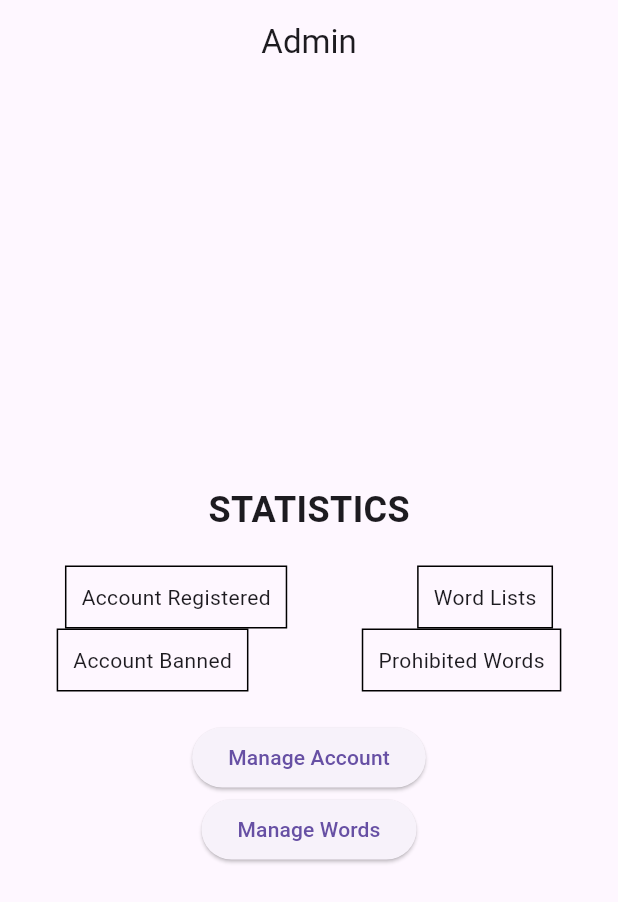
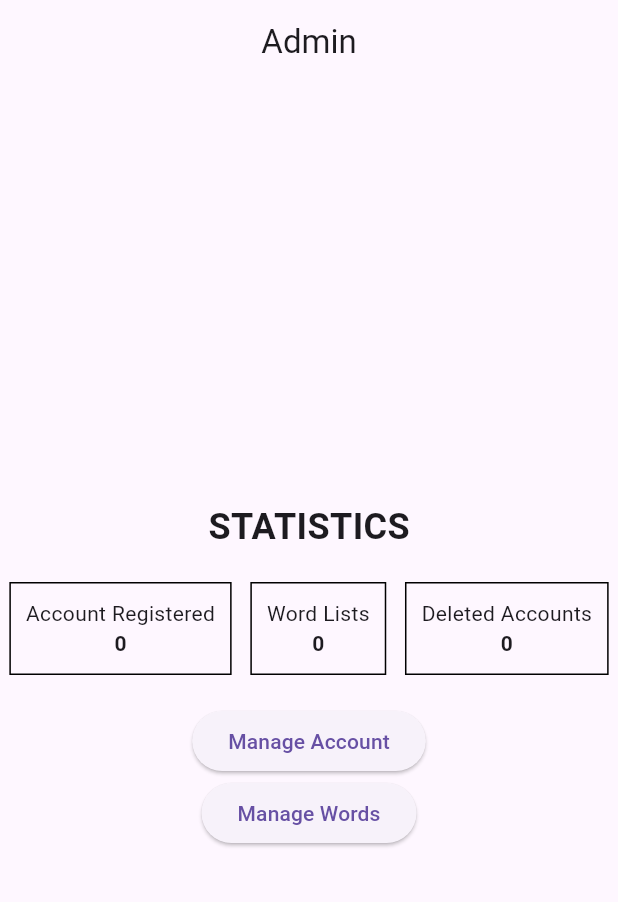
Before and after one commit to wennnn12/worldle_UAS_softdev, a Flutter app: the AdminPage screen opened directly, on a phone screen of 412 x 824 dp. Shown: the top 902 px of the screen. Run offline on Flutter 3.47's test engine with Material 3 defaults, Android fonts, the phone set to English and light mode, and no system bars; our stand-ins replace cloud_firestore, firebase_auth, firebase_core; accounts and stored records are empty.

Commit message:
update gradle, manage account and statistics and word list function with firebase

```diff
--- a/lib/admin/admin.dart
+++ b/lib/admin/admin.dart
@@ -1,4 +1,5 @@
 import 'package:flutter/material.dart';
+import 'package:cloud_firestore/cloud_firestore.dart';
 
 import 'manageaccount.dart';
 import 'wordlists.dart';
@@ -25,15 +26,36 @@ class AdminPage extends StatelessWidget {
             Row(
               mainAxisAlignment: MainAxisAlignment.spaceAround,
               children: [
-                DisplayBox(title: 'Account Registered'),
-                DisplayBox(title: 'Word Lists'),
-              ],
-            ),
-            Row(
-              mainAxisAlignment: MainAxisAlignment.spaceAround,
-              children: [
-                DisplayBox(title: 'Account Banned'),
-                DisplayBox(title: 'Prohibited Words'),
+                StreamBuilder<QuerySnapshot>(
+                  stream: FirebaseFirestore.instance.collection('users').snapshots(),
+                  builder: (context, snapshot) {
+                    if (!snapshot.hasData) {
+                      return DisplayBox(title: 'Account Registered', value: 'Loading...');
+                    }
+                    int registeredCount = snapshot.data!.docs.length;
+                    return DisplayBox(title: 'Account Registered', value: registeredCount.toString());
+                  },
+                ),
+                StreamBuilder<QuerySnapshot>(
+                  stream: FirebaseFirestore.instance.collection('Wordlists').snapshots(),
+                  builder: (context, snapshot) {
+                    if (!snapshot.hasData) {
+                      return DisplayBox(title: 'Word Lists', value: 'Loading...');
+                    }
+                    int wordListsCount = snapshot.data!.docs.length;
+                    return DisplayBox(title: 'Word Lists', value: wordListsCount.toString());
+                  },
+                ),
+                StreamBuilder<QuerySnapshot>(
+                  stream: FirebaseFirestore.instance.collection('deleted_accounts').snapshots(),
+                  builder: (context, snapshot) {
+                    if (!snapshot.hasData) {
+                      return DisplayBox(title: 'Deleted Accounts', value: 'Loading...');
+                    }
+                    int deletedCount = snapshot.data!.docs.length;
+                    return DisplayBox(title: 'Deleted Accounts', value: deletedCount.toString());
+                  },
+                ),
               ],
             ),
             SizedBox(height: 20),
@@ -64,8 +86,9 @@ class AdminPage extends StatelessWidget {
 
 class DisplayBox extends StatelessWidget {
   final String title;
+  final String value;
 
-  const DisplayBox({required this.title});
+  const DisplayBox({required this.title, required this.value});
 
   @override
   Widget build(BuildContext context) {
@@ -74,7 +97,15 @@ class DisplayBox extends StatelessWidget {
       decoration: BoxDecoration(
         border: Border.all(),
       ),
-      child: Text(title),
+      child: Column(
+        children: [
+          Text(title),
+          Text(
+            value,
+            style: TextStyle(fontWeight: FontWeight.bold),
+          ),
+        ],
+      ),
     );
   }
 }
--- a/lib/register.dart
+++ b/lib/register.dart
@@ -24,10 +24,11 @@ class RegisterPage extends StatelessWidget {
       password: passwordController.text.trim(),
     );
 
-      // Add user data to Firestore collection
+    // Add user data to Firestore collection with isAdmin set to false
     await FirebaseFirestore.instance.collection('users').doc(userCredential.user!.uid).set({
       'email': emailController.text.trim(),
       'username': usernameController.text.trim(),
+      'isAdmin': false, // Set isAdmin to false for new users
     });
 
     ScaffoldMessenger.of(context).showSnackBar(SnackBar(
@@ -47,6 +48,7 @@ class RegisterPage extends StatelessWidget {
     ));
   }
 }
+
 
   @override
   Widget build(BuildContext context) {
```
Also changed, not shown: lib/admin/manageaccount.dart (+24 -9 lines), 1 other file. Lines whose indentation alone changed are shown as unchanged.
